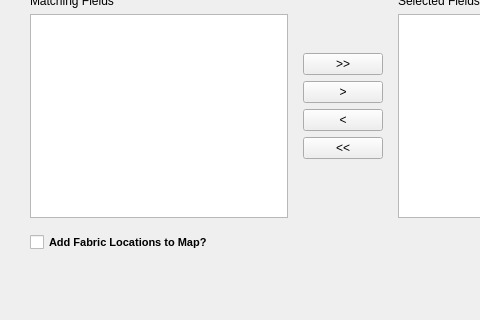
Above: retrievedata_dialog_base.ui from costquestassociates/cqafabric_QGIS before the change; both pictures show x 0 to 480 and y 166 to 486 of the 692 by 486 pixel window. Below: the same form after it.
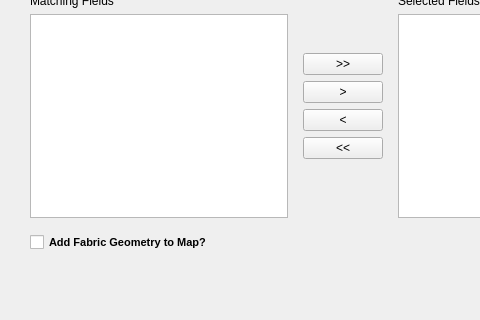
That is the form after the change. Custom widgets are drawn as their Qt base class.

The edit to the form file:
```diff
--- a/retrievedata_dialog_base.ui
+++ b/retrievedata_dialog_base.ui
@@ -160,6 +160,9 @@
    </property>
   </widget>
   <widget class="QCheckBox" name="checkBox_addlocations">
+   <property name="enabled">
+    <bool>true</bool>
+   </property>
    <property name="geometry">
     <rect>
      <x>30</x>
@@ -177,7 +180,7 @@
     </font>
    </property>
    <property name="text">
-    <string>Add Fabric Locations to Map?</string>
+    <string>Add Fabric Geometry to Map?</string>
    </property>
    <property name="checked">
     <bool>false</bool>
```
